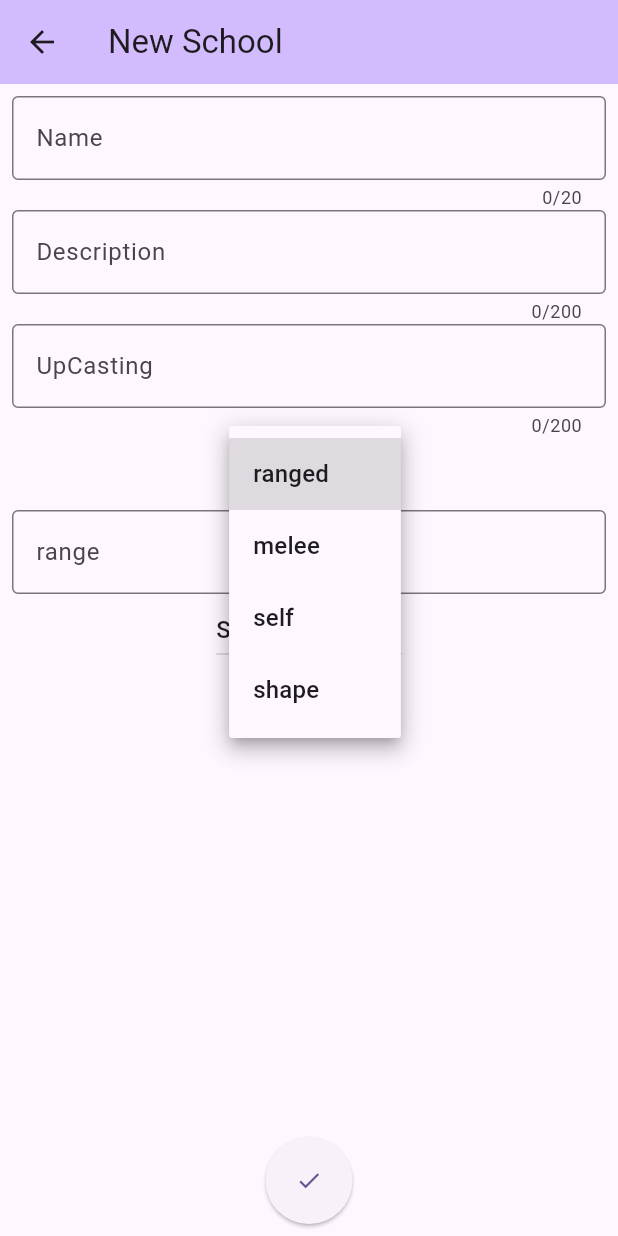
After one commit to VirtualGirl1/dungeon_manager, a Flutter app: the CreateSpellPage screen opened directly, after a tap on "ranged", on a phone screen of 412 x 824 dp. The commit adds this screen. Run offline on Flutter 3.47's test engine with Material 3 defaults, Android fonts, the phone set to English and light mode, and no system bars; our stand-ins replace sqflite; accounts and stored records are empty; network calls fail.

Commit message:
added create spell

```diff
--- a/lib/views/spells/create_school.dart
+++ b/lib/views/spells/create_school.dart
@@ -23,7 +23,6 @@ class CreateOrEditSchoolState extends State<CreateOrEditSchoolPage> {
   final TextEditingController textEditingController2 = TextEditingController();
 
   late String? name, description;
-
 
   @override
   void initState() {
@@ -90,6 +89,7 @@ class CreateOrEditSchoolState extends State<CreateOrEditSchoolPage> {
                     labelText: "Description"
                   ),
                 ),
+
                 const Spacer(),
                 Center(
                   child: ElevatedButton(
--- /dev/null
+++ b/lib/views/spells/create_spell.dart
@@ -0,0 +1,225 @@
+import 'package:flutter/material.dart';
+import 'package:flutter/services.dart';
+
+import '../../services/dnd_service.dart';
+
+class CreateSpellPage extends StatefulWidget {
+  @override
+  State<StatefulWidget> createState() => CreateSpellState();
+}
+
+class CreateSpellState extends State<CreateSpellPage> {
+
+  final DndService dndService = DndService();
+  final formKey = GlobalKey<FormState>();
+  final TextEditingController textEditingController1 = TextEditingController();
+  final TextEditingController textEditingController2 = TextEditingController();
+  final TextEditingController textEditingController3 = TextEditingController();
+  final TextEditingController textEditingController4 = TextEditingController();
+  final TextEditingController textEditingController5 = TextEditingController();
+
+  late String? name, desc, higherLevel, range;
+  late int? rangeVal;
+  List<String> rangeOptions = [ 'ranged', 'melee', 'self', 'shape'];
+  late String rangeSelect = 'ranged';
+
+  List<String> spellShapes = ['circle', 'cone', 'square'];
+  String shape = 'circle';
+
+  // for schools
+  List<String> schoolList = ['Select School'];
+  String school = 'Select School';
+
+  @override
+  void initState() {
+    super.initState();
+    loadData();
+  }
+
+  Future<void> loadData() async {
+    await dndService.getOrCreateDatabaseHandle();
+    var data = await dndService.getSchoolList();
+    var schools = List<Map<String, dynamic>>.from(data);
+    for (var s in schools) {
+      schoolList.add(s['name']);
+    }
+
+    school = schools.first['name'];
+
+    setState(() { });
+  }
+
+  @override
+  Widget build(BuildContext context) {
+    return Scaffold(
+      appBar: AppBar(
+        backgroundColor: Theme.of(context).colorScheme.inversePrimary,
+        title: const Text("New School"),
+      ),
+      body: Center(
+        child: Form(
+          key: formKey,
+          child: Padding(
+            padding: const EdgeInsets.all(8.0),
+            child: Column(
+              children: [
+                TextFormField(
+                  controller: textEditingController1,
+                  validator: (input) {
+                    return input!.length > 2 ? null : "Must have a name";
+                  },
+                  onChanged: (String input) {
+                    name = input;
+                  },
+                  onSaved: (input) {
+                    name = input;
+                  },
+                  maxLength: 20,
+                  decoration: const InputDecoration(
+                      border: OutlineInputBorder(),
+                      labelText: "Name"
+                  ),
+                ),
+                TextFormField(
+                  controller: textEditingController2,
+                  validator: (input) {
+                    return input!.length > 2 ? null : "Must have a description";
+                  },
+                  onChanged: (String input) {
+                    desc = input;
+                  },
+                  onSaved: (input) {
+                    desc = input;
+                  },
+                  maxLength: 200,
+                  maxLines: null,
+                  decoration: const InputDecoration(
+                      border: OutlineInputBorder(),
+                      labelText: "Description"
+                  ),
+                ),
+                TextFormField(
+                  controller: textEditingController3,
+                  validator: (input) {
+                    return input!.length > 2 ? null : "Must have upcasting description";
+                  },
+                  onChanged: (String input) {
+                    higherLevel = input;
+                  },
+                  onSaved: (input) {
+                    higherLevel = input;
+                  },
+                  maxLength: 200,
+                  maxLines: null,
+                  decoration: const InputDecoration(
+                      border: OutlineInputBorder(),
+                      labelText: "UpCasting"
+                  ),
+                ),
+                DropdownButton<String>(
+                  value: rangeSelect,
+                  items: rangeOptions.map((String val) {
+                    return DropdownMenuItem(value: val, child: Text(val));
+                  }).toList(),
+                  onChanged: (value) {
+                      rangeSelect = value!;
+                      setState(() { });
+                  }
+                ),
+                Visibility(
+                  visible: rangeSelect == 'ranged',
+                  child: TextFormField(
+                    controller: textEditingController4,
+                    keyboardType: TextInputType.number,
+                    inputFormatters: <TextInputFormatter>[
+                      FilteringTextInputFormatter.digitsOnly
+                    ],
+                    decoration: const InputDecoration(
+                        border: OutlineInputBorder(),
+                        labelText: "range"
+                    ),
+                    onChanged: (input) {
+                      rangeVal = int.tryParse(input);
+                    },
+                    onSaved: (input) {
+                      range = '${int.tryParse(input!)} $shape';
+                    },
+                  ),
+                ),
+                Visibility(
+                  visible: rangeSelect == 'shape',
+                    child: Column(
+                      children: [
+                        DropdownButton(
+                          value: shape,
+                          items: spellShapes.map((String val) {
+                            return DropdownMenuItem(value: val, child: Text(val));
+                          }).toList(),
+                          onChanged: (String? value) {
+                            shape = value!;
+                            setState(() { });
+                          },
+
+                        ),
+                        TextFormField(
+                          controller: textEditingController5,
+                          keyboardType: TextInputType.number,
+                          inputFormatters: <TextInputFormatter>[
+                            FilteringTextInputFormatter.digitsOnly
+                          ],
+                          decoration: const InputDecoration(
+                              border: OutlineInputBorder(),
+                              labelText: "range"
+                          ),
+                          onChanged: (input) {
+                            rangeVal = int.tryParse(input);
+                          },
+                          onSaved: (input) {
+                            range = '${int.tryParse(input!)} ft';
+                          },
+
+                        )
+                      ],
+                    )
+                ),
+                DropdownButton(
+                  value: school,
+                  items: schoolList.map((String val) {
+                    return DropdownMenuItem(value: val, child: Text(val));
+                  }).toList(),
+                  onChanged: (String? val) {
+                    school = val!;
+                  }
+                ),
+                const Spacer(),
+                Center(
+                  child: ElevatedButton(
+                    onPressed: () async {
+                      try {
+                        int count = await dndService.getSpellsInDb();
+                        await dndService.addSpell(
+                          {'id': count+1, 'name': name, 'desc': desc, 'higherLevel': higherLevel, 'school': school, 'range': range}
+                        );
+
+                        Navigator.pop(context);
+                        setState(() { });
+                      }
+                      catch (e) {
+                        print('HomeView addSpellSchool catch: $e');
+                      }
+                    },
+                    style: ElevatedButton.styleFrom(
+                        shape: const CircleBorder(),
+                        padding: const EdgeInsets.all(20)
+                    ),
+                    child: const Icon(Icons.check),
+                  )
+                )
+              ],
+            )
+          )
+        )
+      ),
+    );
+  }
+}
```
Also changed, not shown: lib/services/dnd_service.dart (+56 -0 lines), lib/views/spells/school_list.dart (+15 -2 lines), lib/views/spells/spell_list.dart (added, +45 -0 lines), lib/widgets/spell_list.dart (added, +32 -0 lines).
